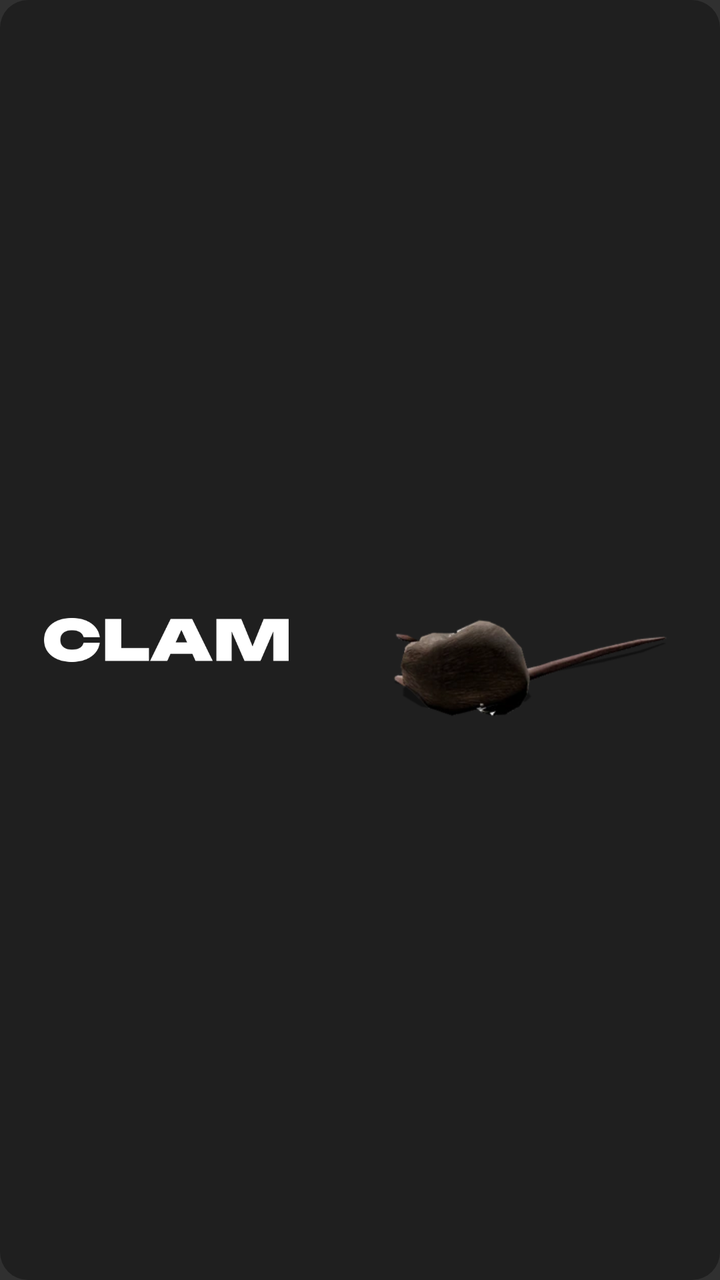
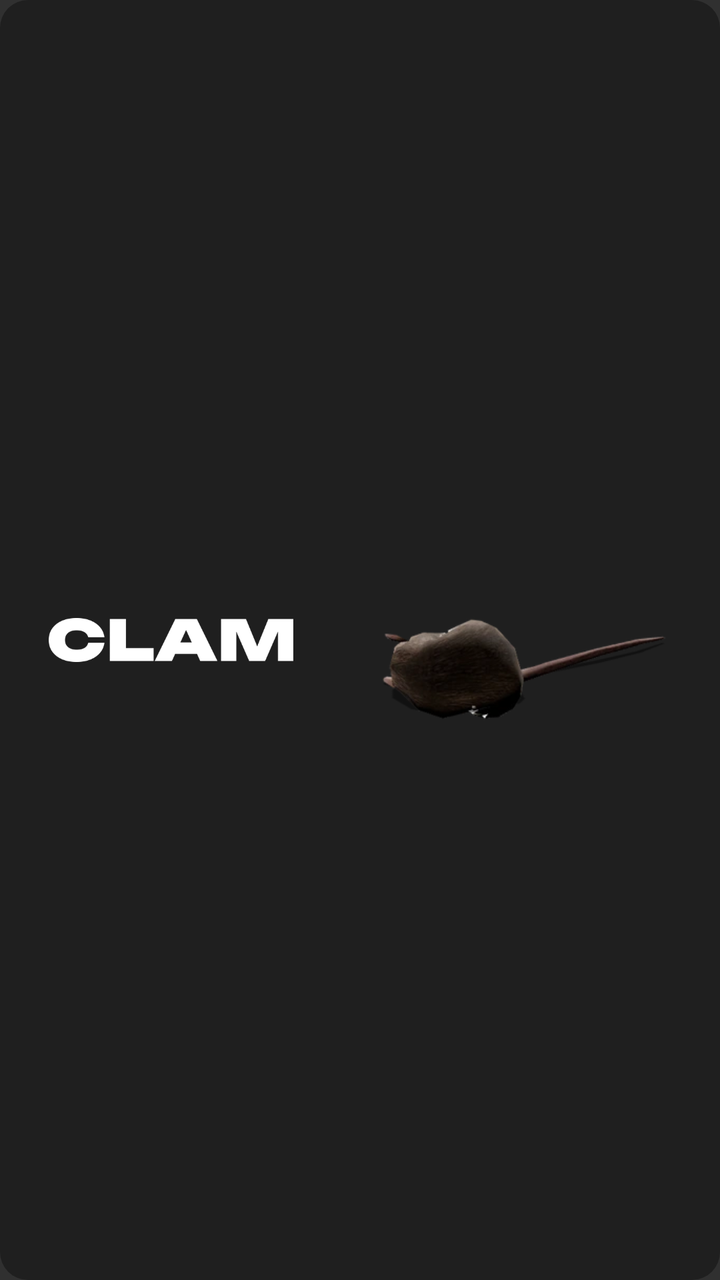

Before-and-after screenshots of an Android layout around one commit, followed by the original layout XML and the change that was made.
<!-- AndroidManifest.xml: application theme android:Theme.Material.NoActionBar -->
<!-- res/layout/widget_rat_sleep.xml -->
<?xml version="1.0" encoding="utf-8"?>
<LinearLayout xmlns:android="http://schemas.android.com/apk/res/android"
    android:id="@android:id/background"
    android:layout_width="match_parent"
    android:layout_height="match_parent"
    android:background="@drawable/widget_bg"
    android:orientation="horizontal"
    android:gravity="center_vertical"
    android:paddingStart="22dp"
    android:paddingEnd="10dp"
    android:paddingTop="6dp"
    android:paddingBottom="6dp">

    <FrameLayout
        android:layout_width="0dp"
        android:layout_height="match_parent"
        android:layout_weight="1">

        <ImageView
            android:layout_width="wrap_content"
            android:layout_height="22dp"
            android:layout_gravity="center_vertical|start"
            android:adjustViewBounds="true"
            android:scaleType="fitStart"
            android:src="@drawable/clam_logo"
            android:contentDescription="CLAM" />
    </FrameLayout>

    <ViewFlipper
        android:layout_width="0dp"
        android:layout_height="match_parent"
        android:layout_weight="1.25"
        android:autoStart="true"
        android:flipInterval="33"
        android:measureAllChildren="false">
        <ImageView android:layout_width="match_parent" android:layout_height="match_parent" android:scaleType="fitCenter" android:src="@drawable/rat_sleep_loop_00" />
        <ImageView android:layout_width="match_parent" android:layout_height="match_parent" android:scaleType="fitCenter" android:src="@drawable/rat_sleep_loop_01" />
        <ImageView android:layout_width="match_parent" android:layout_height="match_parent" android:scaleType="fitCenter" android:src="@drawable/rat_sleep_loop_02" />
        <ImageView android:layout_width="match_parent" android:layout_height="match_parent" android:scaleType="fitCenter" android:src="@drawable/rat_sleep_loop_03" />
        <ImageView android:layout_width="match_parent" android:layout_height="match_parent" android:scaleType="fitCenter" android:src="@drawable/rat_sleep_loop_04" />
        <ImageView android:layout_width="match_parent" android:layout_height="match_parent" android:scaleType="fitCenter" android:src="@drawable/rat_sleep_loop_05" />
        <ImageView android:layout_width="match_parent" android:layout_height="match_parent" android:scaleType="fitCenter" android:src="@drawable/rat_sleep_loop_06" />
        <ImageView android:layout_width="match_parent" android:layout_height="match_parent" android:scaleType="fitCenter" android:src="@drawable/rat_sleep_loop_07" />
        <ImageView android:layout_width="match_parent" android:layout_height="match_parent" android:scaleType="fitCenter" android:src="@drawable/rat_sleep_loop_08" />
        <ImageView android:layout_width="match_parent" android:layout_height="match_parent" android:scaleType="fitCenter" android:src="@drawable/rat_sleep_loop_09" />
        <ImageView android:layout_width="match_parent" android:layout_height="match_parent" android:scaleType="fitCenter" android:src="@drawable/rat_sleep_loop_10" />
        <ImageView android:layout_width="match_parent" android:layout_height="match_parent" android:scaleType="fitCenter" android:src="@drawable/rat_sleep_loop_11" />
        <ImageView android:layout_width="match_parent" android:layout_height="match_parent" android:scaleType="fitCenter" android:src="@drawable/rat_sleep_loop_12" />
        <ImageView android:layout_width="match_parent" android:layout_height="match_parent" android:scaleType="fitCenter" android:src="@drawable/rat_sleep_loop_13" />
        <ImageView android:layout_width="match_parent" android:layout_height="match_parent" android:scaleType="fitCenter" android:src="@drawable/rat_sleep_loop_14" />
        <ImageView android:layout_width="match_parent" android:layout_height="match_parent" android:scaleType="fitCenter" android:src="@drawable/rat_sleep_loop_15" />
        <ImageView android:layout_width="match_parent" android:layout_height="match_parent" android:scaleType="fitCenter" android:src="@drawable/rat_sleep_loop_16" />
        <ImageView android:layout_width="match_parent" android:layout_height="match_parent" android:scaleType="fitCenter" android:src="@drawable/rat_sleep_loop_17" />
        <ImageView android:layout_width="match_parent" android:layout_height="match_parent" android:scaleType="fitCenter" android:src="@drawable/rat_sleep_loop_18" />
        <ImageView android:layout_width="match_parent" android:layout_height="match_parent" android:scaleType="fitCenter" android:src="@drawable/rat_sleep_loop_19" />
        <ImageView android:layout_width="match_parent" android:layout_height="match_parent" android:scaleType="fitCenter" android:src="@drawable/rat_sleep_loop_20" />
        <ImageView android:layout_width="match_parent" android:layout_height="match_parent" android:scaleType="fitCenter" android:src="@drawable/rat_sleep_loop_21" />
        <ImageView android:layout_width="match_parent" android:layout_height="match_parent" android:scaleType="fitCenter" android:src="@drawable/rat_sleep_loop_22" />
        <ImageView android:layout_width="match_parent" android:layout_height="match_parent" android:scaleType="fitCenter" android:src="@drawable/rat_sleep_loop_23" />
        <ImageView android:layout_width="match_parent" android:layout_height="match_parent" android:scaleType="fitCenter" android:src="@drawable/rat_sleep_loop_24" />
        <ImageView android:layout_width="match_parent" android:layout_height="match_parent" android:scaleType="fitCenter" android:src="@drawable/rat_sleep_loop_25" />
        <ImageView android:layout_width="match_parent" android:layout_height="match_parent" android:scaleType="fitCenter" android:src="@drawable/rat_sleep_loop_26" />
        <ImageView android:layout_width="match_parent" android:layout_height="match_parent" android:scaleType="fitCenter" android:src="@drawable/rat_sleep_loop_27" />
        <ImageView android:layout_width="match_parent" android:layout_height="match_parent" android:scaleType="fitCenter" android:src="@drawable/rat_sleep_loop_28" />
        <ImageView android:layout_width="match_parent" android:layout_height="match_parent" android:scaleType="fitCenter" android:src="@drawable/rat_sleep_loop_29" />
        <ImageView android:layout_width="match_parent" android:layout_height="match_parent" android:scaleType="fitCenter" android:src="@drawable/rat_sleep_loop_30" />
        <ImageView android:layout_width="match_parent" android:layout_height="match_parent" android:scaleType="fitCenter" android:src="@drawable/rat_sleep_loop_31" />
        <ImageView android:layout_width="match_parent" android:layout_height="match_parent" android:scaleType="fitCenter" android:src="@drawable/rat_sleep_loop_32" />
        <ImageView android:layout_width="match_parent" android:layout_height="match_parent" android:scaleType="fitCenter" android:src="@drawable/rat_sleep_loop_33" />
        <ImageView android:layout_width="match_parent" android:layout_height="match_parent" android:scaleType="fitCenter" android:src="@drawable/rat_sleep_loop_34" />
        <ImageView android:layout_width="match_parent" android:layout_height="match_parent" android:scaleType="fitCenter" android:src="@drawable/rat_sleep_loop_35" />
        <ImageView android:layout_width="match_parent" android:layout_height="match_parent" android:scaleType="fitCenter" android:src="@drawable/rat_sleep_loop_36" />
        <ImageView android:layout_width="match_parent" android:layout_height="match_parent" android:scaleType="fitCenter" android:src="@drawable/rat_sleep_loop_37" />
        <ImageView android:layout_width="match_parent" android:layout_height="match_parent" android:scaleType="fitCenter" android:src="@drawable/rat_sleep_loop_38" />
        <ImageView android:layout_width="match_parent" android:layout_height="match_parent" android:scaleType="fitCenter" android:src="@drawable/rat_sleep_loop_39" />
        <ImageView android:layout_width="match_parent" android:layout_height="match_parent" android:scaleType="fitCenter" android:src="@drawable/rat_sleep_loop_40" />
        <ImageView android:layout_width="match_parent" android:layout_height="match_parent" android:scaleType="fitCenter" android:src="@drawable/rat_sleep_loop_41" />
        <ImageView android:layout_width="match_parent" android:layout_height="match_parent" android:scaleType="fitCenter" android:src="@drawable/rat_sleep_loop_42" />
        <ImageView android:layout_width="match_parent" android:layout_height="match_parent" android:scaleType="fitCenter" android:src="@drawable/rat_sleep_loop_43" />
        <ImageView android:layout_width="match_parent" android:layout_height="match_parent" android:scaleType="fitCenter" android:src="@drawable/rat_sleep_loop_44" />
        <ImageView android:layout_width="match_parent" android:layout_height="match_parent" android:scaleType="fitCenter" android:src="@drawable/rat_sleep_loop_45" />
        <ImageView android:layout_width="match_parent" android:layout_height="match_parent" android:scaleType="fitCenter" android:src="@drawable/rat_sleep_loop_46" />
        <ImageView android:layout_width="match_parent" android:layout_height="match_parent" android:scaleType="fitCenter" android:src="@drawable/rat_sleep_loop_47" />
        <ImageView android:layout_width="match_parent" android:layout_height="match_parent" android:scaleType="fitCenter" android:src="@drawable/rat_sleep_loop_48" />
        <ImageView android:layout_width="match_parent" android:layout_height="match_parent" android:scaleType="fitCenter" android:src="@drawable/rat_sleep_loop_49" />
        <ImageView android:layout_width="match_parent" android:layout_height="match_parent" android:scaleType="fitCenter" android:src="@drawable/rat_sleep_loop_50" />
        <ImageView android:layout_width="match_parent" android:layout_height="match_parent" android:scaleType="fitCenter" android:src="@drawable/rat_sleep_loop_51" />
        <ImageView android:layout_width="match_parent" android:layout_height="match_parent" android:scaleType="fitCenter" android:src="@drawable/rat_sleep_loop_52" />
        <ImageView android:layout_width="match_parent" android:layout_height="match_parent" android:scaleType="fitCenter" android:src="@drawable/rat_sleep_loop_53" />
        <ImageView android:layout_width="match_parent" android:layout_height="match_parent" android:scaleType="fitCenter" android:src="@drawable/rat_sleep_loop_54" />
        <ImageView android:layout_width="match_parent" android:layout_height="match_parent" android:scaleType="fitCenter" android:src="@drawable/rat_sleep_loop_55" />
        <ImageView android:layout_width="match_parent" android:layout_height="match_parent" android:scaleType="fitCenter" android:src="@drawable/rat_sleep_loop_56" />
        <ImageView android:layout_width="match_parent" android:layout_height="match_parent" android:scaleType="fitCenter" android:src="@drawable/rat_sleep_loop_57" />
        <ImageView android:layout_width="match_parent" android:layout_height="match_parent" android:scaleType="fitCenter" android:src="@drawable/rat_sleep_loop_58" />
        <ImageView android:layout_width="match_parent" android:layout_height="match_parent" android:scaleType="fitCenter" android:src="@drawable/rat_sleep_loop_59" />
        <ImageView android:layout_width="match_parent" android:layout_height="match_parent" android:scaleType="fitCenter" android:src="@drawable/rat_sleep_loop_60" />
        <ImageView android:layout_width="match_parent" android:layout_height="match_parent" android:scaleType="fitCenter" android:src="@drawable/rat_sleep_loop_61" />
        <ImageView android:layout_width="match_parent" android:layout_height="match_parent" android:scaleType="fitCenter" android:src="@drawable/rat_sleep_loop_62" />
        <ImageView android:layout_width="match_parent" android:layout_height="match_parent" android:scaleType="fitCenter" android:src="@drawable/rat_sleep_loop_63" />
        <ImageView android:layout_width="match_parent" android:layout_height="match_parent" android:scaleType="fitCenter" android:src="@drawable/rat_sleep_loop_64" />
        <ImageView android:layout_width="match_parent" android:layout_height="match_parent" android:scaleType="fitCenter" android:src="@drawable/rat_sleep_loop_65" />
        <ImageView android:layout_width="match_parent" android:layout_height="match_parent" android:scaleType="fitCenter" android:src="@drawable/rat_sleep_loop_66" />
        <ImageView android:layout_width="match_parent" android:layout_height="match_parent" android:scaleType="fitCenter" android:src="@drawable/rat_sleep_loop_67" />
        <ImageView android:layout_width="match_parent" android:layout_height="match_parent" android:scaleType="fitCenter" android:src="@drawable/rat_sleep_loop_68" />
        <ImageView android:layout_width="match_parent" android:layout_height="match_parent" android:scaleType="fitCenter" android:src="@drawable/rat_sleep_loop_69" />
        <ImageView android:layout_width="match_parent" android:layout_height="match_parent" android:scaleType="fitCenter" android:src="@drawable/rat_sleep_loop_70" />
        <ImageView android:layout_width="match_parent" android:layout_height="match_parent" android:scaleType="fitCenter" android:src="@drawable/rat_sleep_loop_71" />
        <ImageView android:layout_width="match_parent" android:layout_height="match_parent" android:scaleType="fitCenter" android:src="@drawable/rat_sleep_loop_72" />
        <ImageView android:layout_width="match_parent" android:layout_height="match_parent" android:scaleType="fitCenter" android:src="@drawable/rat_sleep_loop_73" />
        <ImageView android:layout_width="match_parent" android:layout_height="match_parent" android:scaleType="fitCenter" android:src="@drawable/rat_sleep_loop_74" />
        <ImageView android:layout_width="match_parent" android:layout_height="match_parent" android:scaleType="fitCenter" android:src="@drawable/rat_sleep_loop_75" />
        <ImageView android:layout_width="match_parent" android:layout_height="match_parent" android:scaleType="fitCenter" android:src="@drawable/rat_sleep_loop_76" />
        <ImageView android:layout_width="match_parent" android:layout_height="match_parent" android:scaleType="fitCenter" android:src="@drawable/rat_sleep_loop_77" />
        <ImageView android:layout_width="match_parent" android:layout_height="match_parent" android:scaleType="fitCenter" android:src="@drawable/rat_sleep_loop_78" />
        <ImageView android:layout_width="match_parent" android:layout_height="match_parent" android:scaleType="fitCenter" android:src="@drawable/rat_sleep_loop_79" />
        <ImageView android:layout_width="match_parent" android:layout_height="match_parent" android:scaleType="fitCenter" android:src="@drawable/rat_sleep_loop_80" />
        <ImageView android:layout_width="match_parent" android:layout_height="match_parent" android:scaleType="fitCenter" android:src="@drawable/rat_sleep_loop_81" />
        <ImageView android:layout_width="match_parent" android:layout_height="match_parent" android:scaleType="fitCenter" android:src="@drawable/rat_sleep_loop_82" />
        <ImageView android:layout_width="match_parent" android:layout_height="match_parent" android:scaleType="fitCenter" android:src="@drawable/rat_sleep_loop_83" />
        <ImageView android:layout_width="match_parent" android:layout_height="match_parent" android:scaleType="fitCenter" android:src="@drawable/rat_sleep_loop_84" />
        <ImageView android:layout_width="match_parent" android:layout_height="match_parent" android:scaleType="fitCenter" android:src="@drawable/rat_sleep_loop_85" />
        <ImageView android:layout_width="match_parent" android:layout_height="match_parent" android:scaleType="fitCenter" android:src="@drawable/rat_sleep_loop_86" />
        <ImageView android:layout_width="match_parent" android:layout_height="match_parent" android:scaleType="fitCenter" android:src="@drawable/rat_sleep_loop_87" />
        <ImageView android:layout_width="match_parent" android:layout_height="match_parent" android:scaleType="fitCenter" android:src="@drawable/rat_sleep_loop_88" />
        <ImageView android:layout_width="match_parent" android:layout_height="match_parent" android:scaleType="fitCenter" android:src="@drawable/rat_sleep_loop_89" />
        <ImageView android:layout_width="match_parent" android:layout_height="match_parent" android:scaleType="fitCenter" android:src="@drawable/rat_sleep_loop_90" />
        <ImageView android:layout_width="match_parent" android:layout_height="match_parent" android:scaleType="fitCenter" android:src="@drawable/rat_sleep_loop_91" />
        <ImageView android:layout_width="match_parent" android:layout_height="match_parent" android:scaleType="fitCenter" android:src="@drawable/rat_sleep_loop_92" />
        <ImageView android:layout_width="match_parent" android:layout_height="match_parent" android:scaleType="fitCenter" android:src="@drawable/rat_sleep_loop_93" />
        <ImageView android:layout_width="match_parent" android:layout_height="match_parent" android:scaleType="fitCenter" android:src="@drawable/rat_sleep_loop_94" />
        <ImageView android:layout_width="match_parent" android:layout_height="match_parent" android:scaleType="fitCenter" android:src="@drawable/rat_sleep_loop_95" />
        <ImageView android:layout_width="match_parent" android:layout_height="match_parent" android:scaleType="fitCenter" android:src="@drawable/rat_sleep_loop_96" />
        <ImageView android:layout_width="match_parent" android:layout_height="match_parent" android:scaleType="fitCenter" android:src="@drawable/rat_sleep_loop_97" />
        <ImageView android:layout_width="match_parent" android:layout_height="match_parent" android:scaleType="fitCenter" android:src="@drawable/rat_sleep_loop_98" />
        <ImageView android:layout_width="match_parent" android:layout_height="match_parent" android:scaleType="fitCenter" android:src="@drawable/rat_sleep_loop_99" />
        <ImageView android:layout_width="match_parent" android:layout_height="match_parent" android:scaleType="fitCenter" android:src="@drawable/rat_sleep_loop_100" />
        <ImageView android:layout_width="match_parent" android:layout_height="match_parent" android:scaleType="fitCenter" android:src="@drawable/rat_sleep_loop_101" />
        <ImageView android:layout_width="match_parent" android:layout_height="match_parent" android:scaleType="fitCenter" android:src="@drawable/rat_sleep_loop_102" />
        <ImageView android:layout_width="match_parent" android:layout_height="match_parent" android:scaleType="fitCenter" android:src="@drawable/rat_sleep_loop_103" />
        <ImageView android:layout_width="match_parent" android:layout_height="match_parent" android:scaleType="fitCenter" android:src="@drawable/rat_sleep_loop_104" />
        <ImageView android:layout_width="match_parent" android:layout_height="match_parent" android:scaleType="fitCenter" android:src="@drawable/rat_sleep_loop_105" />
        <ImageView android:layout_width="match_parent" android:layout_height="match_parent" android:scaleType="fitCenter" android:src="@drawable/rat_sleep_loop_106" />
        <ImageView android:layout_width="match_parent" android:layout_height="match_parent" android:scaleType="fitCenter" android:src="@drawable/rat_sleep_loop_107" />
        <ImageView android:layout_width="match_parent" android:layout_height="match_parent" android:scaleType="fitCenter" android:src="@drawable/rat_sleep_loop_108" />
        <ImageView android:layout_width="match_parent" android:layout_height="match_parent" android:scaleType="fitCenter" android:src="@drawable/rat_sleep_loop_109" />
        <ImageView android:layout_width="match_parent" android:layout_height="match_parent" android:scaleType="fitCenter" android:src="@drawable/rat_sleep_loop_110" />
        <ImageView android:layout_width="match_parent" android:layout_height="match_parent" android:scaleType="fitCenter" android:src="@drawable/rat_sleep_loop_111" />
        <ImageView android:layout_width="match_parent" android:layout_height="match_parent" android:scaleType="fitCenter" android:src="@drawable/rat_sleep_loop_112" />
        <ImageView android:layout_width="match_parent" android:layout_height="match_parent" android:scaleType="fitCenter" android:src="@drawable/rat_sleep_loop_113" />
        <ImageView android:layout_width="match_parent" android:layout_height="match_parent" android:scaleType="fitCenter" android:src="@drawable/rat_sleep_loop_114" />
        <ImageView android:layout_width="match_parent" android:layout_height="match_parent" android:scaleType="fitCenter" android:src="@drawable/rat_sleep_loop_115" />
        <ImageView android:layout_width="match_parent" android:layout_height="match_parent" android:scaleType="fitCenter" android:src="@drawable/rat_sleep_loop_116" />
        <ImageView android:layout_width="match_parent" android:layout_height="match_parent" android:scaleType="fitCenter" android:src="@drawable/rat_sleep_loop_117" />
        <ImageView android:layout_width="match_parent" android:layout_height="match_parent" android:scaleType="fitCenter" android:src="@drawable/rat_sleep_loop_118" />
        <ImageView android:layout_width="match_parent" android:layout_height="match_parent" android:scaleType="fitCenter" android:src="@drawable/rat_sleep_loop_119" />
    </ViewFlipper>
</LinearLayout>
<!-- resources referenced by this layout -->
<resources>
  <!-- drawable clam_logo: png bitmap (drawable-nodpi, 9398 bytes) -->
  <!-- drawable rat_sleep_loop_55: webp bitmap (drawable-nodpi, 8520 bytes) -->
  <!-- drawable rat_sleep_loop_56: webp bitmap (drawable-nodpi, 8588 bytes) -->
  <!-- drawable rat_sleep_loop_57: webp bitmap (drawable-nodpi, 8576 bytes) -->
  <!-- drawable rat_sleep_loop_58: webp bitmap (drawable-nodpi, 8864 bytes) -->
  <!-- drawable rat_sleep_loop_59: webp bitmap (drawable-nodpi, 8902 bytes) -->
  <!-- drawable rat_sleep_loop_60: webp bitmap (drawable-nodpi, 8850 bytes) -->
  <!-- drawable rat_sleep_loop_61: webp bitmap (drawable-nodpi, 8618 bytes) -->
  <!-- drawable rat_sleep_loop_62: webp bitmap (drawable-nodpi, 8936 bytes) -->
  <!-- drawable rat_sleep_loop_63: webp bitmap (drawable-nodpi, 8884 bytes) -->
  <!-- drawable rat_sleep_loop_64: webp bitmap (drawable-nodpi, 8948 bytes) -->
  <!-- drawable rat_sleep_loop_65: webp bitmap (drawable-nodpi, 8872 bytes) -->
  <!-- drawable rat_sleep_loop_66: webp bitmap (drawable-nodpi, 8532 bytes) -->
  <!-- drawable rat_sleep_loop_67: webp bitmap (drawable-nodpi, 8630 bytes) -->
  <!-- drawable rat_sleep_loop_68: webp bitmap (drawable-nodpi, 8996 bytes) -->
  <!-- drawable rat_sleep_loop_69: webp bitmap (drawable-nodpi, 8484 bytes) -->
  <!-- drawable rat_sleep_loop_70: webp bitmap (drawable-nodpi, 8502 bytes) -->
  <!-- drawable rat_sleep_loop_71: webp bitmap (drawable-nodpi, 8534 bytes) -->
  <!-- drawable rat_sleep_loop_72: webp bitmap (drawable-nodpi, 8502 bytes) -->
  <!-- drawable rat_sleep_loop_73: webp bitmap (drawable-nodpi, 8862 bytes) -->
  <!-- drawable rat_sleep_loop_74: webp bitmap (drawable-nodpi, 8450 bytes) -->
  <!-- drawable rat_sleep_loop_75: webp bitmap (drawable-nodpi, 8694 bytes) -->
  <!-- drawable rat_sleep_loop_76: webp bitmap (drawable-nodpi, 8764 bytes) -->
  <!-- drawable rat_sleep_loop_77: webp bitmap (drawable-nodpi, 8652 bytes) -->
  <!-- drawable rat_sleep_loop_78: webp bitmap (drawable-nodpi, 8732 bytes) -->
  <!-- drawable rat_sleep_loop_79: webp bitmap (drawable-nodpi, 8730 bytes) -->
  <!-- drawable rat_sleep_loop_80: webp bitmap (drawable-nodpi, 8772 bytes) -->
  <!-- drawable rat_sleep_loop_81: webp bitmap (drawable-nodpi, 8706 bytes) -->
  <!-- drawable rat_sleep_loop_82: webp bitmap (drawable-nodpi, 8908 bytes) -->
  <!-- drawable rat_sleep_loop_83: webp bitmap (drawable-nodpi, 8802 bytes) -->
  <!-- drawable rat_sleep_loop_84: webp bitmap (drawable-nodpi, 8824 bytes) -->
  <!-- drawable rat_sleep_loop_85: webp bitmap (drawable-nodpi, 8856 bytes) -->
  <!-- drawable rat_sleep_loop_86: webp bitmap (drawable-nodpi, 8888 bytes) -->
  <!-- drawable rat_sleep_loop_87: webp bitmap (drawable-nodpi, 8876 bytes) -->
  <!-- drawable rat_sleep_loop_88: webp bitmap (drawable-nodpi, 8866 bytes) -->
  <!-- drawable rat_sleep_loop_89: webp bitmap (drawable-nodpi, 8806 bytes) -->
  <!-- drawable rat_sleep_loop_90: webp bitmap (drawable-nodpi, 8796 bytes) -->
  <!-- drawable rat_sleep_loop_91: webp bitmap (drawable-nodpi, 8766 bytes) -->
  <!-- drawable rat_sleep_loop_92: webp bitmap (drawable-nodpi, 8874 bytes) -->
  <!-- drawable rat_sleep_loop_93: webp bitmap (drawable-nodpi, 8834 bytes) -->
  <!-- drawable rat_sleep_loop_94: webp bitmap (drawable-nodpi, 8794 bytes) -->
  <!-- drawable rat_sleep_loop_95: webp bitmap (drawable-nodpi, 8854 bytes) -->
  <!-- drawable rat_sleep_loop_96: webp bitmap (drawable-nodpi, 8828 bytes) -->
  <!-- drawable rat_sleep_loop_97: webp bitmap (drawable-nodpi, 8860 bytes) -->
  <!-- drawable rat_sleep_loop_98: webp bitmap (drawable-nodpi, 8596 bytes) -->
  <!-- drawable rat_sleep_loop_99: webp bitmap (drawable-nodpi, 8524 bytes) -->
  <!-- drawable widget_bg (drawable) -->
  <?xml version="1.0" encoding="utf-8"?>
  <shape xmlns:android="http://schemas.android.com/apk/res/android" android:shape="rectangle">
      <solid android:color="#1F1F1F" />
      <corners android:radius="14dp" />
  </shape>
  <!-- unchanged entries left out for length: 75 -->
</resources>

<!-- the commit's change to res/layout/widget_rat_sleep.xml (unified diff, before → after) -->
@@ -6,7 +6,7 @@
     android:background="@drawable/widget_bg"
     android:orientation="horizontal"
     android:gravity="center_vertical"
-    android:paddingStart="22dp"
+    android:paddingStart="10dp"
     android:paddingEnd="10dp"
     android:paddingTop="6dp"
     android:paddingBottom="6dp">
@@ -19,9 +19,9 @@
         <ImageView
             android:layout_width="wrap_content"
             android:layout_height="22dp"
-            android:layout_gravity="center_vertical|start"
+            android:layout_gravity="center"
             android:adjustViewBounds="true"
-            android:scaleType="fitStart"
+            android:scaleType="fitCenter"
             android:src="@drawable/clam_logo"
             android:contentDescription="CLAM" />
     </FrameLayout>
